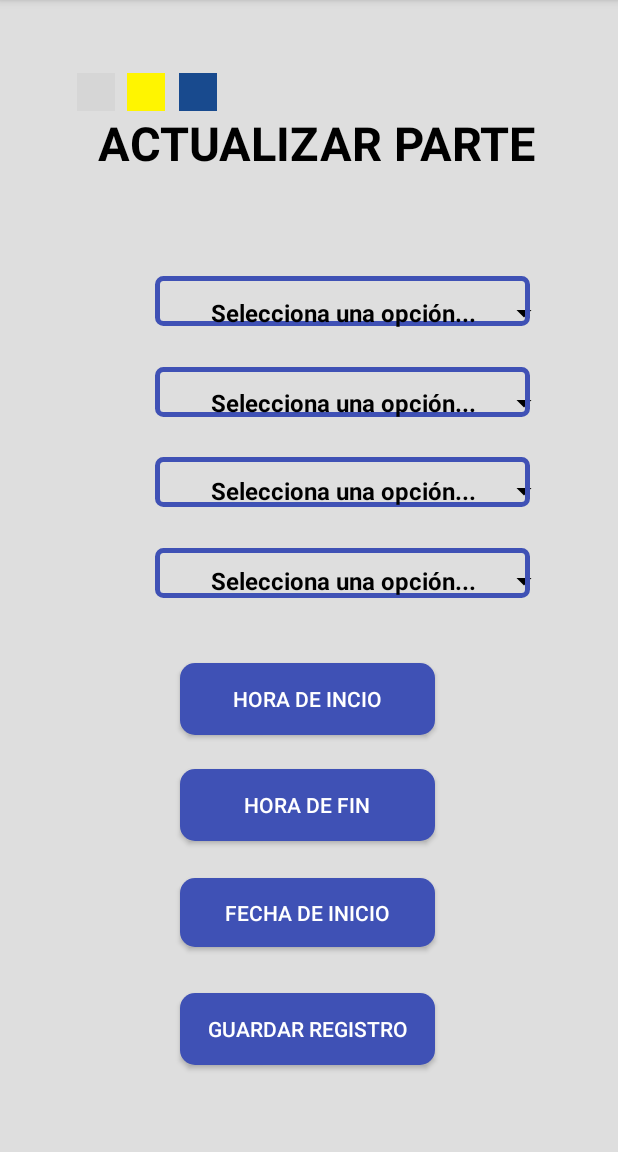
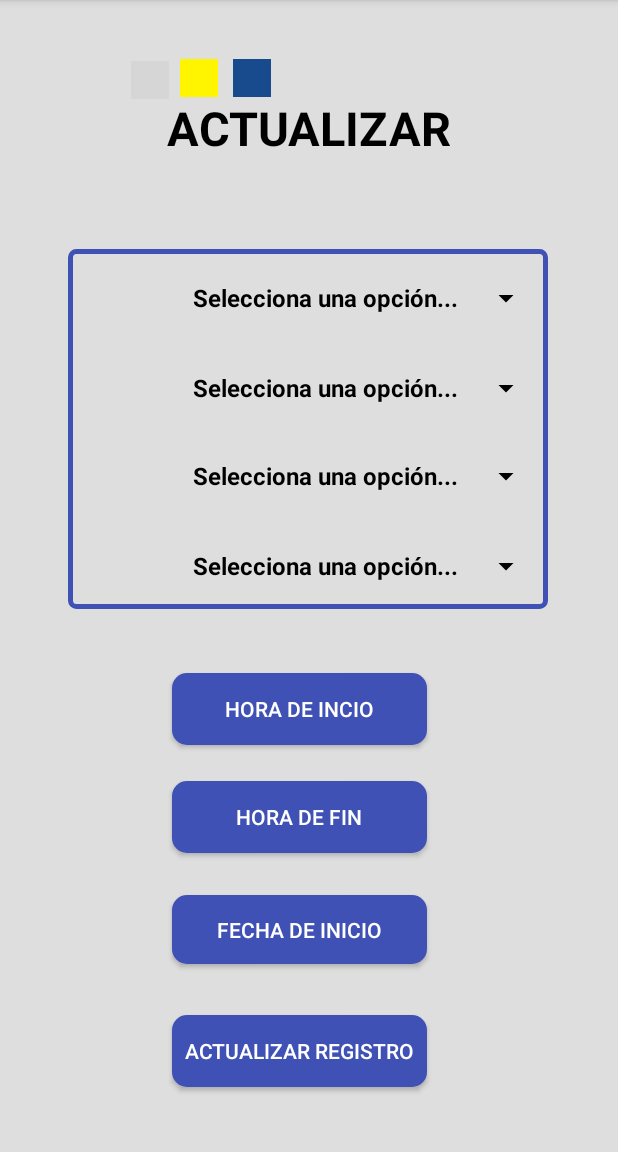
Before and after one commit to Gunzxz/AppTrade_Final, an Android app: the MenuPrincipal screen opened directly, with no data from a screen before it, on a phone screen of 412 x 824 dp, the part 84-1236 px from its top. Run offline under Robolectric (Android 15) with nearby library versions, the phone set to English and light mode, and no system bars; 4 statements that could not run were skipped; grey boxes are pictures that could not be loaded.

Commit message:
Commit Final

```diff
--- a/app/build.gradle
+++ b/app/build.gradle
@@ -44,4 +44,5 @@ dependencies {
     implementation 'com.github.clans:fab:+'
     implementation 'com.github.clans:fab:1.6.4'
     implementation 'com.android.support:recyclerview-v7:28.0.0'
+    implementation "com.android.support:support-compat:28.0.0"
 }
--- a/app/src/main/res/layout/activity_menu_principal.xml
+++ b/app/src/main/res/layout/activity_menu_principal.xml
@@ -11,34 +11,20 @@
 
     <TextView
         android:id="@+id/textView"
-        android:layout_width="350dp"
+        android:layout_width="300dp"
         android:layout_height="80dp"
-        android:text="ACTUALIZAR PARTE"
+        android:paddingTop="12dp"
+        android:text="ACTUALIZAR"
         android:textAlignment="center"
         android:textColor="#000000"
         android:textSize="14pt"
         android:textStyle="bold"
-        android:paddingTop="12dp"
         app:layout_constraintBottom_toBottomOf="parent"
         app:layout_constraintEnd_toEndOf="parent"
-        app:layout_constraintHorizontal_bias="0.585"
+        app:layout_constraintHorizontal_bias="0.495"
         app:layout_constraintStart_toStartOf="parent"
         app:layout_constraintTop_toTopOf="parent"
-        app:layout_constraintVertical_bias="0.09" />
-
-
-    <ImageView
-        android:id="@+id/imageView"
-        android:layout_width="25dp"
-        android:layout_height="25dp"
-        android:layout_marginBottom="64dp"
-        android:background="@color/AzulAbance"
-        app:layout_constraintBottom_toBottomOf="@+id/textView"
-        app:layout_constraintEnd_toEndOf="parent"
-        app:layout_constraintHorizontal_bias="0.308"
-        app:layout_constraintStart_toStartOf="parent"
-        app:layout_constraintTop_toTopOf="parent"
-        app:layout_constraintVertical_bias="0.92" />
+        app:layout_constraintVertical_bias="0.076" />
 
     <ImageView
         android:layout_width="25dp"
@@ -47,10 +33,11 @@
         android:background="@color/nliveo_red_colorPrimary"
         app:layout_constraintBottom_toBottomOf="@+id/textView"
         app:layout_constraintEnd_toEndOf="parent"
-        app:layout_constraintHorizontal_bias="0.132"
+        app:layout_constraintHorizontal_bias="0.225"
         app:layout_constraintStart_toStartOf="parent"
         app:layout_constraintTop_toTopOf="parent"
-        app:layout_constraintVertical_bias="0.92" />
+        app:layout_constraintVertical_bias="0.951" />
+
 
     <ImageView
         android:layout_width="25dp"
@@ -58,59 +45,39 @@
         android:layout_marginBottom="64dp"
         android:background="@color/AmariloAbance"
         app:layout_constraintBottom_toBottomOf="@+id/textView"
-        app:layout_constraintEnd_toStartOf="@+id/imageView"
-        app:layout_constraintHorizontal_bias="0.904"
+        app:layout_constraintEnd_toEndOf="parent"
+        app:layout_constraintHorizontal_bias="0.31"
         app:layout_constraintStart_toStartOf="parent"
         app:layout_constraintTop_toTopOf="parent"
-        app:layout_constraintVertical_bias="0.92" />
+        app:layout_constraintVertical_bias="0.926" />
+
+    <ImageView
+        android:layout_width="25dp"
+        android:layout_height="25dp"
+        android:layout_marginBottom="64dp"
+        android:background="@color/AzulAbance"
+        app:layout_constraintBottom_toBottomOf="@+id/textView"
+        app:layout_constraintEnd_toEndOf="parent"
+        app:layout_constraintHorizontal_bias="0.401"
+        app:layout_constraintStart_toStartOf="parent"
+        app:layout_constraintTop_toTopOf="parent"
+        app:layout_constraintVertical_bias="0.926" />
 
 
     <TextView
-        android:id="@+id/textView2"
-        android:layout_width="250dp"
-        android:layout_height="33dp"
+        android:id="@+id/textView4"
+        android:layout_width="320dp"
+        android:layout_height="240dp"
         android:background="@drawable/marco_spinner"
         app:layout_constraintBottom_toTopOf="@+id/btn5"
         app:layout_constraintEnd_toEndOf="parent"
-        app:layout_constraintHorizontal_bias="0.639"
+        app:layout_constraintHorizontal_bias="0.493"
         app:layout_constraintStart_toStartOf="parent"
         app:layout_constraintTop_toBottomOf="@+id/textView"
-        app:layout_constraintVertical_bias="0.158" />
+        app:layout_constraintVertical_bias="0.441" />
 
-    <TextView
-        android:id="@+id/textView4"
-        android:layout_width="250dp"
-        android:layout_height="33dp"
-        android:background="@drawable/marco_spinner"
-        app:layout_constraintBottom_toTopOf="@+id/btn5"
-        app:layout_constraintEnd_toEndOf="parent"
-        app:layout_constraintHorizontal_bias="0.639"
-        app:layout_constraintStart_toStartOf="parent"
-        app:layout_constraintTop_toBottomOf="@+id/textView2"
-        app:layout_constraintVertical_bias="0.143" />
 
-    <TextView
-        android:id="@+id/textView5"
-        android:layout_width="250dp"
-        android:layout_height="33dp"
-        android:background="@drawable/marco_spinner"
-        app:layout_constraintBottom_toTopOf="@+id/btn5"
-        app:layout_constraintEnd_toEndOf="parent"
-        app:layout_constraintHorizontal_bias="0.639"
-        app:layout_constraintStart_toStartOf="parent"
-        app:layout_constraintTop_toBottomOf="@+id/textView4"
-        app:layout_constraintVertical_bias="0.203" />
 
-    <TextView
-        android:layout_width="250dp"
-        android:layout_height="33dp"
-        android:background="@drawable/marco_spinner"
-        app:layout_constraintBottom_toTopOf="@+id/btn5"
-        app:layout_constraintEnd_toEndOf="parent"
-        app:layout_constraintHorizontal_bias="0.639"
-        app:layout_constraintStart_toStartOf="parent"
-        app:layout_constraintTop_toBottomOf="@+id/textView5"
-        app:layout_constraintVertical_bias="0.391" />
 
     <Spinner
         android:id="@+id/text1"
@@ -121,10 +88,11 @@
         android:textSize="10pt"
         app:layout_constraintBottom_toBottomOf="parent"
         app:layout_constraintEnd_toEndOf="parent"
-        app:layout_constraintHorizontal_bias="0.774"
+        app:layout_constraintHorizontal_bias="0.705"
         app:layout_constraintStart_toStartOf="parent"
         app:layout_constraintTop_toTopOf="parent"
-        app:layout_constraintVertical_bias="0.264" />
+        app:layout_constraintVertical_bias="0.251" />
+
 
     <Spinner
         android:id="@+id/text2"
@@ -134,10 +102,12 @@
         android:backgroundTint="#000000"
         android:textColor="#000000"
         android:textSize="10pt"
+        app:layout_constraintBottom_toBottomOf="parent"
         app:layout_constraintEnd_toEndOf="parent"
-        app:layout_constraintHorizontal_bias="0.774"
+        app:layout_constraintHorizontal_bias="0.705"
         app:layout_constraintStart_toStartOf="parent"
-        app:layout_constraintTop_toBottomOf="@+id/text1" />
+        app:layout_constraintTop_toBottomOf="@+id/text1"
+        app:layout_constraintVertical_bias="0.0" />
 
     <Spinner
         android:id="@+id/text3"
@@ -149,10 +119,10 @@
         android:textSize="10pt"
         app:layout_constraintBottom_toBottomOf="parent"
         app:layout_constraintEnd_toEndOf="parent"
-        app:layout_constraintHorizontal_bias="0.774"
+        app:layout_constraintHorizontal_bias="0.705"
         app:layout_constraintStart_toStartOf="parent"
         app:layout_constraintTop_toBottomOf="@id/text2"
-        app:layout_constraintVertical_bias="0.016" />
+        app:layout_constraintVertical_bias="0.015" />
 
 
     <Spinner
@@ -165,25 +135,14 @@
         android:textSize="10pt"
         app:layout_constraintBottom_toBottomOf="parent"
         app:layout_constraintEnd_toEndOf="parent"
-        app:layout_constraintHorizontal_bias="0.774"
+        app:layout_constraintHorizontal_bias="0.705"
         app:layout_constraintStart_toStartOf="parent"
         app:layout_constraintTop_toBottomOf="@id/text3"
         app:layout_constraintVertical_bias="0.0" />
 
-    <Button
-        android:id="@+id/btn5"
-        android:layout_width="170dp"
-        android:layout_height="wrap_content"
-        android:layout_marginTop="20dp"
-        android:background="@drawable/btn"
-        android:text="Hora de incio"
-        android:textColor="#ffffff"
-        app:layout_constraintBottom_toBottomOf="parent"
-        app:layout_constraintEnd_toEndOf="parent"
-        app:layout_constraintHorizontal_bias="0.497"
-        app:layout_constraintStart_toStartOf="parent"
-        app:layout_constraintTop_toBottomOf="@id/text4"
-        app:layout_constraintVertical_bias="0.075" />
+
+
+
 
     <Button
         android:id="@+id/btn6"
@@ -197,7 +156,22 @@
         app:layout_constraintHorizontal_bias="0.0"
         app:layout_constraintStart_toStartOf="@+id/btn5"
         app:layout_constraintTop_toBottomOf="@+id/btn7"
-        app:layout_constraintVertical_bias="0.152" />
+        app:layout_constraintVertical_bias="0.181" />
+
+    <Button
+        android:id="@+id/btn5"
+        android:layout_width="170dp"
+        android:layout_height="wrap_content"
+        android:layout_marginTop="20dp"
+        android:background="@drawable/btn"
+        android:text="Hora de incio"
+        android:textColor="#ffffff"
+        app:layout_constraintBottom_toBottomOf="parent"
+        app:layout_constraintEnd_toEndOf="parent"
+        app:layout_constraintHorizontal_bias="0.475"
+        app:layout_constraintStart_toStartOf="parent"
+        app:layout_constraintTop_toBottomOf="@id/text4"
+        app:layout_constraintVertical_bias="0.126" />
 
     <Button
         android:id="@+id/btn7"
@@ -212,21 +186,23 @@
         app:layout_constraintHorizontal_bias="0.0"
         app:layout_constraintStart_toStartOf="@+id/btn5"
         app:layout_constraintTop_toBottomOf="@id/btn5"
-        app:layout_constraintVertical_bias="0.067" />
+        app:layout_constraintVertical_bias="0.075" />
 
     <Button
         android:id="@+id/btn"
         android:layout_width="170dp"
         android:layout_height="wrap_content"
         android:background="@drawable/btn"
-        android:text="Guardar Registro"
+        android:text="Actualizar Registro"
         android:textColor="#ffffff"
         app:layout_constraintBottom_toBottomOf="parent"
         app:layout_constraintEnd_toEndOf="parent"
-        app:layout_constraintHorizontal_bias="0.497"
+        app:layout_constraintHorizontal_bias="0.475"
         app:layout_constraintStart_toStartOf="parent"
         app:layout_constraintTop_toBottomOf="@+id/btn6"
-        app:layout_constraintVertical_bias="0.349" />
+        app:layout_constraintVertical_bias="0.443" />
+
+
 
 
 </androidx.constraintlayout.widget.ConstraintLayout>
--- a/app/src/main/res/layout/activity_menu_principal_no_editable.xml
+++ b/app/src/main/res/layout/activity_menu_principal_no_editable.xml
@@ -55,7 +55,7 @@
         android:id="@+id/btn333"
         android:layout_width="wrap_content"
         android:layout_height="wrap_content"
-        app:fab_label="Editar un parte"
+        app:fab_label="Ver partes"
         app:fab_colorNormal="#000000"
         android:src="@drawable/ic_mas3"
         app:menu_colorNormal="#3F51B5"
--- a/app/src/main/res/values/strings.xml
+++ b/app/src/main/res/values/strings.xml
@@ -15,4 +15,6 @@
 
     <string name="hello_first_fragment">Hello first fragment</string>
     <string name="hello_second_fragment">Hello second fragment. Arg: %1$s</string>
+    <string name="channel_name">SIncronizar</string>
+    <string name="channel_description">sinxroniza</string>
 </resources>
--- a/build.gradle
+++ b/build.gradle
@@ -8,7 +8,7 @@ buildscript {
 
     }
     dependencies {
-        classpath 'com.android.tools.build:gradle:3.6.2'
+        classpath 'com.android.tools.build:gradle:3.6.3'
 
 
         // NOTE: Do not place your application dependencies here; they belong
```
Also changed, not shown: app/src/main/AndroidManifest.xml (+8 -0 lines), app/src/main/java/com/example/apptrade2/ListadoPartes.java (+49 -0 lines), app/src/main/java/com/example/apptrade2/MainActivity.java (+8 -8 lines), app/src/main/java/com/example/apptrade2/MenuPrincipal.java (+100 -37 lines), app/src/main/java/com/example/apptrade2/Notification_receiver.java (added, +28 -0 lines), app/src/main/java/com/example/apptrade2/Repeating_activity.java (added, +16 -0 lines), app/src/main/res/layout/activity_main.xml (+41 -73 lines), app/src/main/res/layout/activity_splash.xml (+18 -11 lines).
